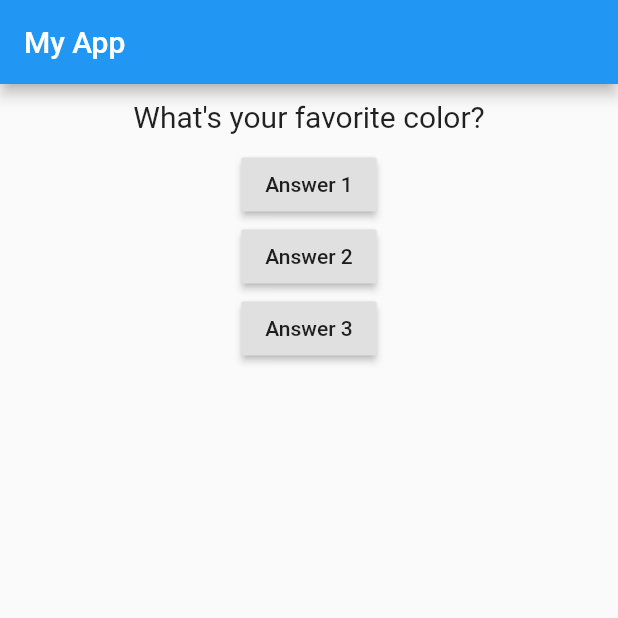
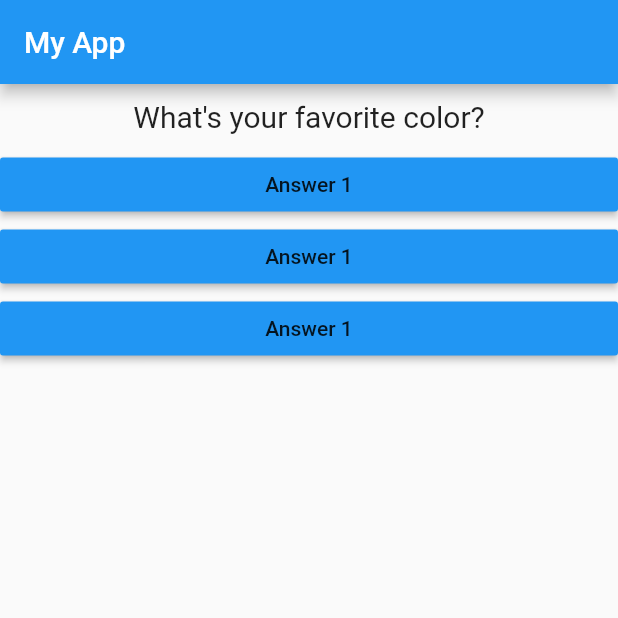
Before and after one commit to thiagocarnaes/flutter_app, a Flutter app: the screen it shows after launch, on a phone screen of 412 x 824 dp, the top half of it. Run offline on Flutter 3.47's test engine with Material 2 defaults, Android fonts, the phone set to English and light mode, and no system bars.

```diff
--- /dev/null
+++ b/lib/answer.dart
@@ -0,0 +1,18 @@
+import 'package:flutter/material.dart';
+
+class Answer extends StatelessWidget {
+  final Function selectHandler;
+  Answer(this.selectHandler);
+
+  @override
+  Widget build(BuildContext context) {
+    return Container(
+      width: double.infinity,
+      child: RaisedButton(
+        color: Colors.blue,
+        child: Text('Answer 1'),
+        onPressed: selectHandler,
+      ),
+    );
+  }
+}
--- a/lib/main.dart
+++ b/lib/main.dart
@@ -1,6 +1,7 @@
 import 'package:flutter/material.dart';
 
 import './question.dart';
+import './answer.dart';
 
 void main() => runApp(MyApp());
 
@@ -36,20 +37,9 @@ class _MyAsppState extends State<MyApp> {
         body: Column(
           children: [
             Question(questions[_questionIndex]),
-            RaisedButton(
-              child: Text('Answer 1'),
-              onPressed: _answerQuestion,
-            ),
-            RaisedButton(
-              child: Text('Answer 2'),
-              onPressed: () => print("answer 2"),
-            ),
-            RaisedButton(
-              child: Text('Answer 3'),
-              onPressed: () {
-                print("answer 3");
-              },
-            ),
+            Answer(_answerQuestion),
+            Answer(_answerQuestion),
+            Answer(_answerQuestion),
           ],
         ),
       ),
```
